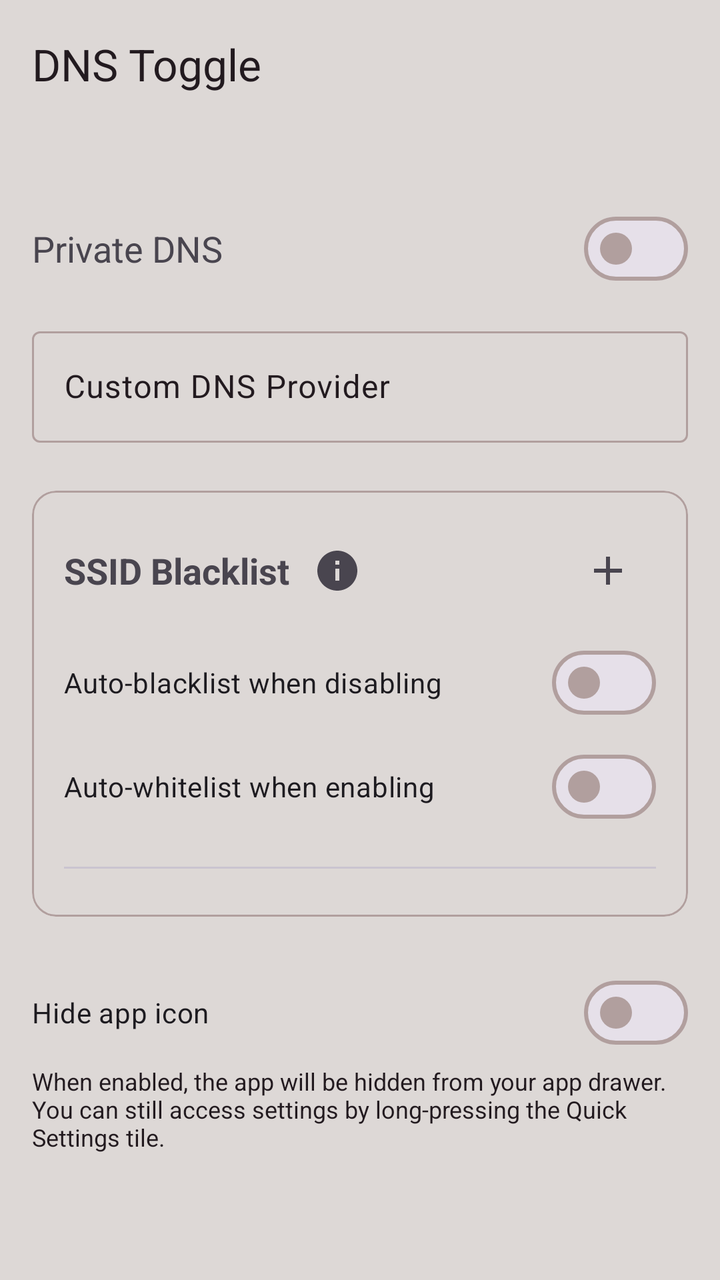
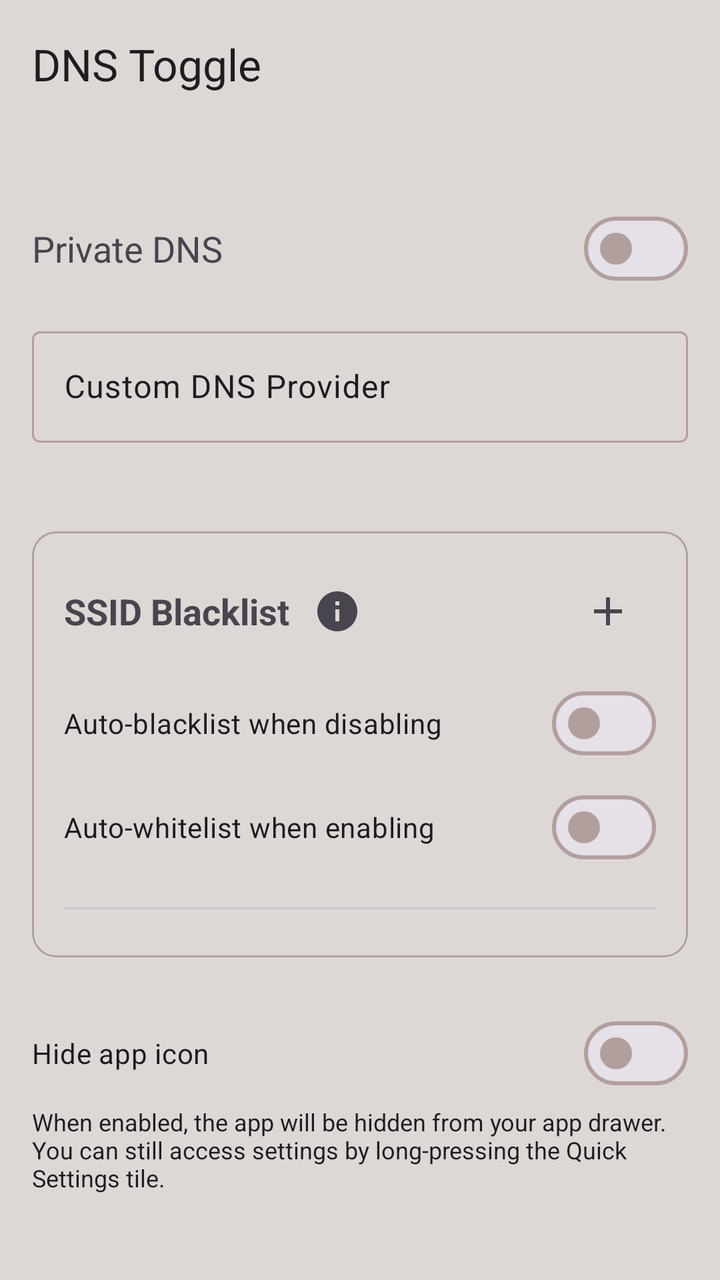

The first picture is an Android layout as it rendered before a commit; the second is the same layout after the commit. The layout source and the unified diff follow.
<!-- AndroidManifest.xml: activity theme Theme.DNSToggle -->
<!-- res/layout/activity_main.xml -->
<?xml version="1.0" encoding="utf-8"?>
<androidx.coordinatorlayout.widget.CoordinatorLayout xmlns:android="http://schemas.android.com/apk/res/android"
    xmlns:app="http://schemas.android.com/apk/res-auto"
    xmlns:tools="http://schemas.android.com/tools"
    android:id="@+id/main"
    android:layout_width="match_parent"
    android:layout_height="match_parent"
    android:fitsSystemWindows="false"
    tools:context=".MainActivity">

    <com.google.android.material.appbar.AppBarLayout
        android:id="@+id/appBarLayout"
        android:layout_width="match_parent"
        android:layout_height="wrap_content"
        android:fitsSystemWindows="true">

        <com.google.android.material.appbar.MaterialToolbar
            android:id="@+id/topAppBar"
            android:layout_width="match_parent"
            android:layout_height="?attr/actionBarSize"
            app:title="@string/app_name" />

    </com.google.android.material.appbar.AppBarLayout>

    <androidx.core.widget.NestedScrollView
        android:layout_width="match_parent"
        android:layout_height="match_parent"
        app:layout_behavior="@string/appbar_scrolling_view_behavior">

        <androidx.constraintlayout.widget.ConstraintLayout
            android:layout_width="match_parent"
            android:layout_height="wrap_content"
            android:padding="16dp">

            <TextView
                android:id="@+id/tvToggleLabel"
                android:layout_width="wrap_content"
                android:layout_height="wrap_content"
                android:text="@string/private_dns"
                android:textSize="18sp"
                android:layout_marginTop="32dp"
                app:layout_constraintStart_toStartOf="parent"
                app:layout_constraintTop_toTopOf="parent" />

            <com.google.android.material.materialswitch.MaterialSwitch
                android:id="@+id/switchPrivateDns"
                android:layout_width="wrap_content"
                android:layout_height="wrap_content"
                app:layout_constraintEnd_toEndOf="parent"
                app:layout_constraintTop_toTopOf="@id/tvToggleLabel"
                app:layout_constraintBottom_toBottomOf="@id/tvToggleLabel" />

            <com.google.android.material.textfield.TextInputLayout
                android:id="@+id/tilCustomDns"
                android:layout_width="match_parent"
                android:layout_height="wrap_content"
                android:layout_marginTop="24dp"
                android:hint="@string/custom_dns_provider"
                app:layout_constraintTop_toBottomOf="@id/tvToggleLabel"
                app:layout_constraintStart_toStartOf="parent"
                app:layout_constraintEnd_toEndOf="parent">

                <com.google.android.material.textfield.TextInputEditText
                    android:id="@+id/inputCustomDns"
                    android:layout_width="match_parent"
                    android:layout_height="wrap_content"
                    android:inputType="textUri" />
            </com.google.android.material.textfield.TextInputLayout>

            <com.google.android.material.card.MaterialCardView
                android:id="@+id/cardSsidBlacklist"
                android:layout_width="match_parent"
                android:layout_height="wrap_content"
                android:layout_marginTop="24dp"
                app:cardCornerRadius="12dp"
                app:cardElevation="0dp"
                app:strokeWidth="1dp"
                app:strokeColor="?attr/colorOutline"
                app:layout_constraintTop_toBottomOf="@id/tilCustomDns"
                app:layout_constraintStart_toStartOf="parent"
                app:layout_constraintEnd_toEndOf="parent">

                <LinearLayout
                    android:layout_width="match_parent"
                    android:layout_height="wrap_content"
                    android:orientation="vertical"
                    android:padding="16dp">

                    <RelativeLayout
                        android:layout_width="match_parent"
                        android:layout_height="wrap_content">

                        <TextView
                            android:id="@+id/tvSsidBlacklistTitle"
                            android:layout_width="wrap_content"
                            android:layout_height="wrap_content"
                            android:text="@string/ssid_blacklist_title"
                            android:textSize="18sp"
                            android:textStyle="bold"
                            android:layout_centerVertical="true"
                            android:layout_alignParentStart="true" />

                        <ImageButton
                            android:id="@+id/btnSsidInfo"
                            android:layout_width="48dp"
                            android:layout_height="48dp"
                            android:layout_toEndOf="@id/tvSsidBlacklistTitle"
                            android:layout_centerVertical="true"
                            android:background="?attr/selectableItemBackgroundBorderless"
                            android:src="@drawable/ic_info"
                            android:contentDescription="@string/info_content_description" />

                        <ImageButton
                            android:id="@+id/btnAddSsid"
                            android:layout_width="48dp"
                            android:layout_height="48dp"
                            android:layout_alignParentEnd="true"
                            android:background="?attr/selectableItemBackgroundBorderless"
                            android:src="@drawable/ic_add"
                            android:contentDescription="@string/add_ssid" />
                    </RelativeLayout>

                    <com.google.android.material.materialswitch.MaterialSwitch
                        android:id="@+id/switchAutoBlacklist"
                        android:layout_width="match_parent"
                        android:layout_height="wrap_content"
                        android:layout_marginTop="8dp"
                        android:text="@string/auto_blacklist_on_disable" />

                    <com.google.android.material.materialswitch.MaterialSwitch
                        android:id="@+id/switchAutoWhitelist"
                        android:layout_width="match_parent"
                        android:layout_height="wrap_content"
                        android:layout_marginTop="4dp"
                        android:text="@string/auto_whitelist_on_enable" />

                    <TextView
                        android:id="@+id/tvPermissionNotice"
                        android:layout_width="match_parent"
                        android:layout_height="wrap_content"
                        android:layout_marginTop="8dp"
                        android:text="@string/grant_permission_notice"
                        android:textColor="?attr/colorError"
                        android:visibility="gone" />

                    <Button
                        android:id="@+id/btnGrantPermission"
                        style="@style/Widget.Material3.Button.TextButton"
                        android:layout_width="wrap_content"
                        android:layout_height="wrap_content"
                        android:text="@string/grant_permission_button"
                        android:visibility="gone" />

                    <View
                        android:id="@+id/dividerSsidList"
                        android:layout_width="match_parent"
                        android:layout_height="1dp"
                        android:layout_marginTop="16dp"
                        android:background="?attr/colorOutlineVariant" />

                    <LinearLayout
                        android:id="@+id/ssidListContainer"
                        android:layout_width="match_parent"
                        android:layout_height="wrap_content"
                        android:orientation="vertical"
                        android:layout_marginTop="8dp" />

                </LinearLayout>
            </com.google.android.material.card.MaterialCardView>

            <com.google.android.material.materialswitch.MaterialSwitch
                android:id="@+id/switchHideLauncher"
                android:layout_width="match_parent"
                android:layout_height="wrap_content"
                android:layout_marginTop="24dp"
                android:text="@string/hide_launcher_icon"
                app:layout_constraintTop_toBottomOf="@id/cardSsidBlacklist"
                app:layout_constraintStart_toStartOf="parent"
                app:layout_constraintEnd_toEndOf="parent" />

            <TextView
                android:id="@+id/tvHideLauncherSummary"
                android:layout_width="match_parent"
                android:layout_height="wrap_content"
                android:layout_marginTop="2dp"
                android:text="@string/hide_launcher_icon_summary"
                android:textSize="12sp"
                android:textColor="?attr/colorOnSurfaceVariant"
                app:layout_constraintTop_toBottomOf="@id/switchHideLauncher"
                app:layout_constraintStart_toStartOf="parent"
                app:layout_constraintEnd_toEndOf="parent" />

        </androidx.constraintlayout.widget.ConstraintLayout>
    </androidx.core.widget.NestedScrollView>

</androidx.coordinatorlayout.widget.CoordinatorLayout>
<!-- resources referenced by this layout -->
<resources>
  <!-- drawable ic_add (drawable) -->
  <vector xmlns:android="http://schemas.android.com/apk/res/android"
      android:width="24dp"
      android:height="24dp"
      android:viewportWidth="24"
      android:viewportHeight="24"
      android:tint="?attr/colorControlNormal">
      <path
          android:fillColor="@android:color/white"
          android:pathData="M19,13h-6v6h-2v-6H5v-2h6V5h2v6h6v2z"/>
  </vector>
  <!-- drawable ic_info (drawable) -->
  <vector xmlns:android="http://schemas.android.com/apk/res/android"
      android:width="24dp"
      android:height="24dp"
      android:viewportWidth="24"
      android:viewportHeight="24"
      android:tint="?attr/colorControlNormal">
      <path
          android:fillColor="@android:color/white"
          android:pathData="M12,2C6.48,2 2,6.48 2,12s4.48,10 10,10 10,-4.48 10,-10S17.52,2 12,2zM13,17h-2v-6h2v6zM13,9h-2V7h2v2z"/>
  </vector>
  <string name="add_ssid">Add SSID</string>
  <string name="app_name">DNS Toggle</string>
  <string name="auto_blacklist_on_disable">Auto-blacklist when disabling</string>
  <string name="auto_whitelist_on_enable">Auto-whitelist when enabling</string>
  <string name="custom_dns_provider">Custom DNS Provider</string>
  <string name="grant_permission_button">Grant Permissions</string>
  <string name="grant_permission_notice">Location/Nearby permission (including background) required to verify the Wi-Fi SSID.</string>
  <string name="hide_launcher_icon">Hide app icon</string>
  <string name="hide_launcher_icon_summary">When enabled, the app will be hidden from your app drawer. You can still access settings by long-pressing the Quick Settings tile.</string>
  <string name="info_content_description">More information</string>
  <string name="private_dns">Private DNS</string>
  <string name="ssid_blacklist_title">SSID Blacklist</string>
  <style name="Theme.DNSToggle" parent="Theme.Material3.DayNight.NoActionBar">
  		
  		<item name="colorPrimary">@color/light_accent</item>
  		<item name="colorOnPrimary">@color/white</item>
  
  		
  		<item name="colorSecondaryContainer">@color/light_border</item>
  		<item name="colorOnSecondaryContainer">@color/light_text</item>
  
  		
  		<item name="android:colorBackground">@color/light_background</item>
  		<item name="colorSurface">@color/light_background</item>
  		<item name="colorOnSurface">@color/light_text</item>
  		<item name="colorOnSurfaceVariant">@color/light_text</item>
  		<item name="android:textColorPrimary">@color/light_text</item>
  
  		
  		<item name="colorOutline">@color/light_border</item>
  
  		
  		<item name="android:statusBarColor">?attr/colorSurface</item>
  		<item name="android:windowLightStatusBar">true</item>
  	</style>
  <color name="light_accent">#6d0a1f</color>
  <color name="white">#FFFFFFFF</color>
  <color name="light_border">#b19f9e</color>
  <color name="light_text">#221a1f</color>
  <color name="light_background">#ddd8d6</color>
</resources>

<!-- the commit's change to res/layout/activity_main.xml (unified diff, before → after) -->
@@ -50,12 +50,25 @@
                 app:layout_constraintTop_toTopOf="@id/tvToggleLabel"
                 app:layout_constraintBottom_toBottomOf="@id/tvToggleLabel" />
 
+            <com.google.android.material.progressindicator.CircularProgressIndicator
+                android:id="@+id/progressRootAction"
+                android:layout_width="24dp"
+                android:layout_height="24dp"
+                android:indeterminate="true"
+                android:visibility="gone"
+                app:indicatorSize="24dp"
+                app:layout_constraintEnd_toStartOf="@id/switchPrivateDns"
+                app:layout_constraintTop_toTopOf="@id/switchPrivateDns"
+                app:layout_constraintBottom_toBottomOf="@id/switchPrivateDns"
+                android:layout_marginEnd="8dp" />
+
             <com.google.android.material.textfield.TextInputLayout
                 android:id="@+id/tilCustomDns"
                 android:layout_width="match_parent"
                 android:layout_height="wrap_content"
                 android:layout_marginTop="24dp"
                 android:hint="@string/custom_dns_provider"
+                app:errorEnabled="true"
                 app:layout_constraintTop_toBottomOf="@id/tvToggleLabel"
                 app:layout_constraintStart_toStartOf="parent"
                 app:layout_constraintEnd_toEndOf="parent">
